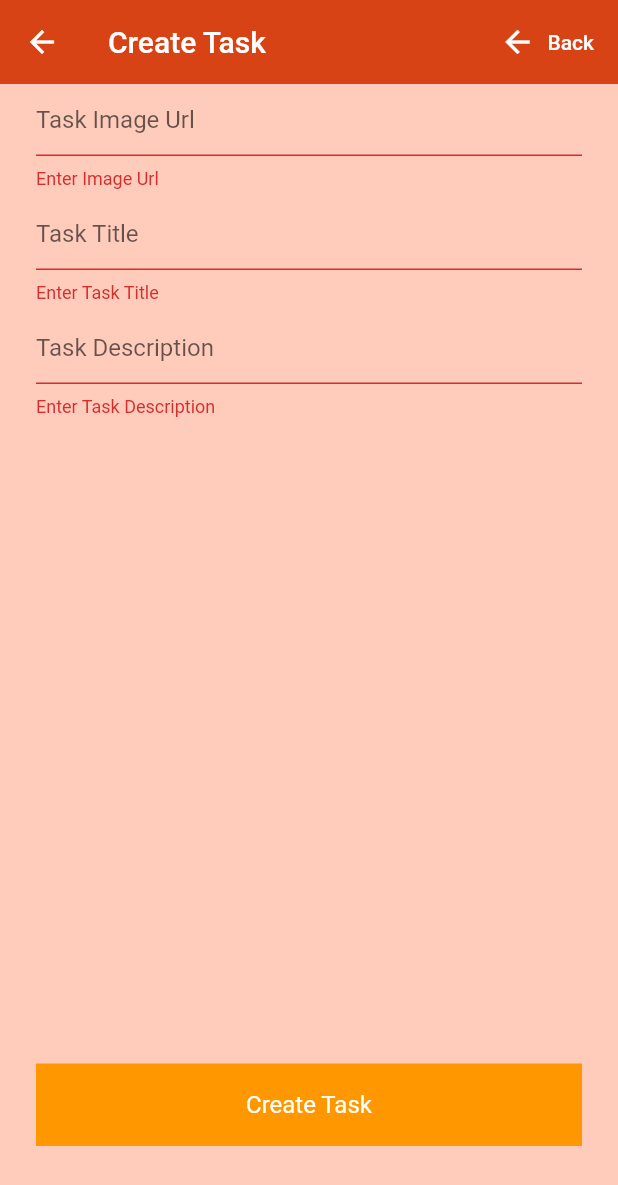
After one commit to VikaKhusti/eng_app, a Flutter app: the CreateTask screen opened directly, after a tap on "Create Task", on a phone screen of 412 x 824 dp. The commit adds this screen. Shown: the top 1185 px of the screen. Run offline on Flutter 3.47's test engine with Material 2 defaults, Android fonts, the phone set to English and light mode, and no system bars; our stand-ins replace cloud_firestore, firebase_auth, flutter_spinkit, random_string, rflutter_alert; accounts and stored records are empty.

Commit message:
add sections and tasks

```diff
--- a/lib/main.dart
+++ b/lib/main.dart
@@ -14,7 +14,7 @@ class MyApp extends StatelessWidget {
       value: AuthService().user,
       child: MaterialApp(
         home: Wrapper(),
-         ),
+      ),
     );
   }
 }
--- a/lib/models/user.dart
+++ b/lib/models/user.dart
@@ -1,5 +1,5 @@
 class User {
   final String uid;
 
-  User({ this.uid});
+  User({this.uid});
 }
--- a/lib/screens/authenticate/authenticate.dart
+++ b/lib/screens/authenticate/authenticate.dart
@@ -8,7 +8,6 @@ class Authenticate extends StatefulWidget {
 }
 
 class _AuthenticateState extends State<Authenticate> {
-
   bool showSignIn = true;
   void toggleView() {
     setState(() => showSignIn = !showSignIn);
@@ -16,7 +15,7 @@ class _AuthenticateState extends State<Authenticate> {
 
   @override
   Widget build(BuildContext context) {
-    if(showSignIn) {
+    if (showSignIn) {
       return SignIn(toggleView: toggleView);
     } else {
       return Register(toggleView: toggleView);
--- a/lib/screens/navDrawer.dart
+++ b/lib/screens/navDrawer.dart
@@ -39,7 +39,6 @@ class NavDrawer extends StatelessWidget {
             title: Text('Settings'),
             onTap: () => {Navigator.of(context).pop()},
           ),
-
         ],
       ),
     );
--- /dev/null
+++ b/lib/screens/tasks/create_task.dart
@@ -0,0 +1,132 @@
+import 'package:engapp/screens/tasks/addquestion.dart';
+import 'package:engapp/screens/widgets/widgets.dart';
+import 'package:engapp/services/database.dart';
+import 'package:flutter/material.dart';
+import 'package:random_string/random_string.dart';
+
+class CreateTask extends StatefulWidget {
+  @override
+  _CreateTaskState createState() => _CreateTaskState();
+}
+
+class _CreateTaskState extends State<CreateTask> {
+  final _formKey = GlobalKey<FormState>();
+  String taskImageUrl, taskTitle, taskDescription, taskId;
+  DatabaseService databaseService = new DatabaseService();
+
+  bool _isLoading = false;
+
+  createTaskOnline() async {
+    if (_formKey.currentState.validate()) {
+      setState(() {
+        _isLoading = true;
+      });
+      taskId = randomAlphaNumeric(16);
+
+      Map<String, String> tasksMap = {
+        "taskId": taskId,
+        "taskImgurl": taskImageUrl,
+        "taskTitle": taskTitle,
+        "taskDesc": taskDescription
+      };
+      await databaseService.addTaskData(tasksMap, taskId).then((value) {
+        setState(() {
+          _isLoading = false;
+          Navigator.pushReplacement(
+              context, MaterialPageRoute(builder: (context) => AddQuestion(
+            taskId
+          )));
+        });
+      });
+    }
+  }
+
+  @override
+  Widget build(BuildContext context) {
+    return Scaffold(
+      backgroundColor: Colors.deepOrange[100],
+      appBar: AppBar(
+        backgroundColor: Colors.deepOrange[800],
+        elevation: 0.0,
+        title: Text('Create Task'),
+        actions: <Widget>[
+          FlatButton.icon(
+              onPressed: () {
+                Navigator.pop(context);
+              },
+              icon: Icon(
+                Icons.arrow_back,
+                color: Colors.white,
+              ),
+              label: Text(
+                'Back',
+                style: TextStyle(color: Colors.white),
+              )),
+        ],
+      ),
+      body: _isLoading
+          ? Container(
+              child: Center(
+                child: CircularProgressIndicator(),
+              ),
+            )
+          : Form(
+              key: _formKey,
+              child: Container(
+                  padding: EdgeInsets.symmetric(horizontal: 24),
+                  child: Column(
+                    children: [
+                      TextFormField(
+                        validator: (val) =>
+                            val.isEmpty ? "Enter Image Url" : null,
+                        decoration: InputDecoration(
+                          hintText: "Task Image Url",
+                        ),
+                        onChanged: (val) {
+                          taskImageUrl = val;
+                        },
+                      ),
+                      SizedBox(
+                        height: 6,
+                      ),
+                      TextFormField(
+                        validator: (val) =>
+                            val.isEmpty ? "Enter Task Title" : null,
+                        decoration: InputDecoration(
+                          hintText: "Task Title",
+                        ),
+                        onChanged: (val) {
+                          taskTitle = val;
+                        },
+                      ),
+                      SizedBox(
+                        height: 6,
+                      ),
+                      TextFormField(
+                        validator: (val) =>
+                            val.isEmpty ? "Enter Task Description" : null,
+                        decoration: InputDecoration(
+                          hintText: "Task Description",
+                        ),
+                        onChanged: (val) {
+                          taskDescription = val;
+                        },
+                      ),
+                      Spacer(),
+                      GestureDetector(
+                          onTap: () {
+                            createTaskOnline();
+                          },
+                          child: orangeButton(
+                            context: context,
+                            label: "Create Task"
+                              )),
+                      SizedBox(
+                        height: 60,
+                      ),
+                    ],
+                  )),
+            ),
+    );
+  }
+}
--- /dev/null
+++ b/lib/screens/widgets/widgets.dart
@@ -0,0 +1,16 @@
+import 'package:flutter/material.dart';
+
+Widget orangeButton({BuildContext context, String label, buttonWidth}) {
+  return Container(
+    padding: EdgeInsets.symmetric(vertical: 18),
+    decoration: BoxDecoration(
+      color: Colors.orange,
+    ),
+    alignment: Alignment.center,
+    width: buttonWidth != null ? buttonWidth : MediaQuery.of(context).size.width - 48,
+    child: Text(
+      label,
+      style: TextStyle(color: Colors.white, fontSize: 16),
+    ),
+  );
+}
--- a/lib/screens/wrapper.dart
+++ b/lib/screens/wrapper.dart
@@ -3,7 +3,6 @@ import 'package:engapp/screens/home/home.dart';
 import 'package:flutter/material.dart';
 import 'package:provider/provider.dart';
 import 'package:engapp/models/user.dart';
-
 
 class Wrapper extends StatelessWidget {
   @override
@@ -11,7 +10,7 @@ class Wrapper extends StatelessWidget {
     final user = Provider.of<User>(context);
     print(user);
 
-    if(user == null) {
+    if (user == null) {
       return Authenticate();
     } else {
       return Home();
--- a/lib/shared/constant.dart
+++ b/lib/shared/constant.dart
@@ -1,6 +1,3 @@
 import 'package:flutter/material.dart';
 
-
-  abstract class Styles {
-
-  }
+abstract class Styles {}
--- a/pubspec.yaml
+++ b/pubspec.yaml
@@ -27,7 +27,9 @@ dependencies:
   cloud_firestore: ^0.13.4+2
   provider: ^4.0.5
   flutter_spinkit: "^4.1.2"
+  random_string: ^2.0.1
   rflutter_alert:
+
 
 dev_dependencies:
   flutter_test:
```
Also changed, not shown: lib/screens/authenticate/register.dart (+24 -22 lines), lib/screens/authenticate/sign_in.dart (+26 -22 lines), lib/screens/dictionary/myDictionary.dart (+21 -19 lines), lib/screens/dictionary/word_card.dart (+12 -15 lines), lib/screens/dictionary/words_list.dart (+4 -6 lines), lib/screens/home/home.dart (+95 -13 lines), lib/screens/tasks/addquestion.dart (added, +171 -0 lines), lib/services/auth.dart (+14 -15 lines), lib/services/database.dart (+27 -9 lines), lib/shared/loading.dart (+4 -5 lines), lib/models/word.dart (line endings or trailing spaces), pubspec.lock.
